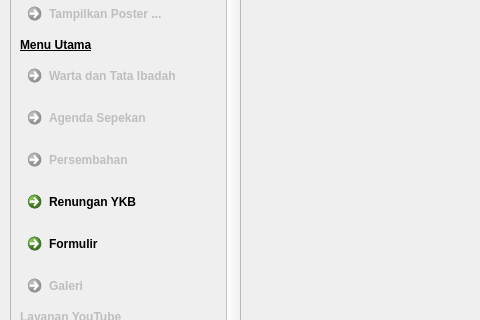
First picture: the form in qtdesigner-ui/screen_main.ui, repository gkisalatiga/simon-petrus, before the edit; both pictures show x 0 to 480 and y 229 to 549 of the 847 by 713 pixel window.
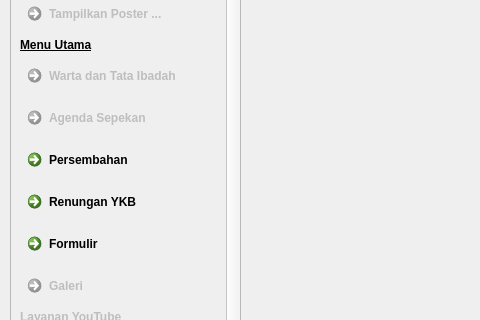
Second picture: the form after the edit. The open tabs and pages were chosen to show the change.

```diff
--- a/qtdesigner-ui/screen_main.ui
+++ b/qtdesigner-ui/screen_main.ui
@@ -112,8 +112,8 @@
       <rect>
        <x>0</x>
        <y>0</y>
-       <width>98</width>
-       <height>28</height>
+       <width>231</width>
+       <height>501</height>
       </rect>
      </property>
      <attribute name="label">
@@ -154,7 +154,7 @@
         <rect>
          <x>0</x>
          <y>0</y>
-         <width>193</width>
+         <width>215</width>
          <height>520</height>
         </rect>
        </property>
@@ -223,7 +223,7 @@
         <item>
          <widget class="QCommandLinkButton" name="commandLinkButton_5">
           <property name="enabled">
-           <bool>false</bool>
+           <bool>true</bool>
           </property>
           <property name="text">
            <string>Persembahan</string>
```
Left out of the diff: 2 changed lines with no effect on the pictures.
